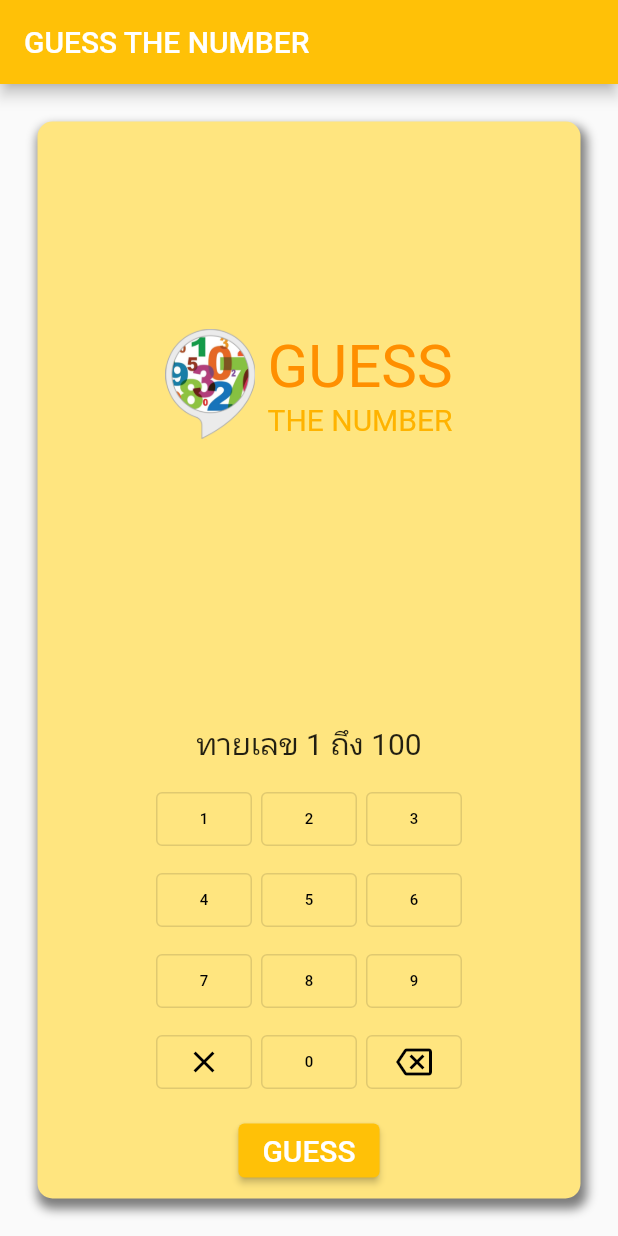
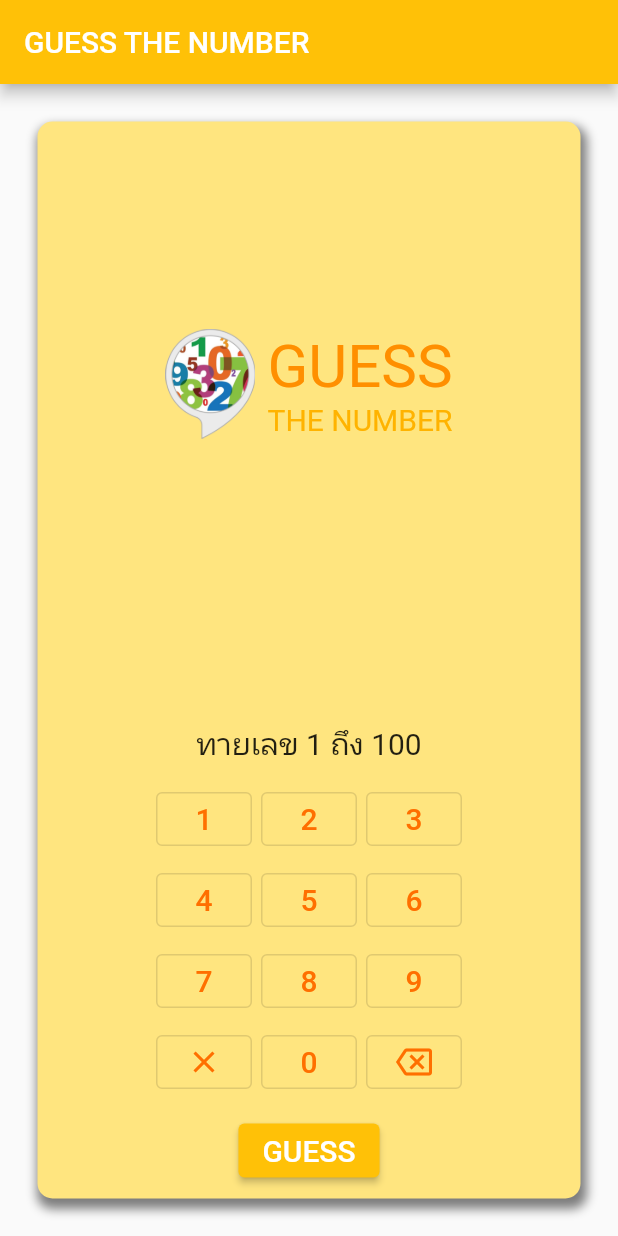
Before and after one commit to KKframe/ex8, a Flutter app: the screen it shows after launch, on a phone screen of 412 x 824 dp. Run offline on Flutter 3.47's test engine with Material 2 defaults, Android fonts, the light colour scheme and no system bars.

Commit message:
Initial commit

```diff
--- a/lib/main.dart
+++ b/lib/main.dart
@@ -163,7 +163,7 @@ class _HomePageState extends State<HomePage> {
                                   input ='';
                                 });
                             },
-                              child: Icon(Icons.clear_outlined,color: Colors.black),
+                              child: Icon(Icons.clear_outlined,color:Colors.amber.shade900),
                             ),
                           ),
                           _buildButton(0),
@@ -256,7 +256,7 @@ class _HomePageState extends State<HomePage> {
           });
         }
       },
-        child: (num == -1 )?Icon(Icons.backspace_outlined,color: Colors.black,):Text('$num',style: TextStyle(fontSize: 10,color: Colors.black),),
+        child: (num == -1 )?Icon(Icons.backspace_outlined,color: Colors.amber.shade900,):Text('$num',style: TextStyle(fontSize: 20,color: Colors.amber.shade900),),
       ),
     );
   }
```
